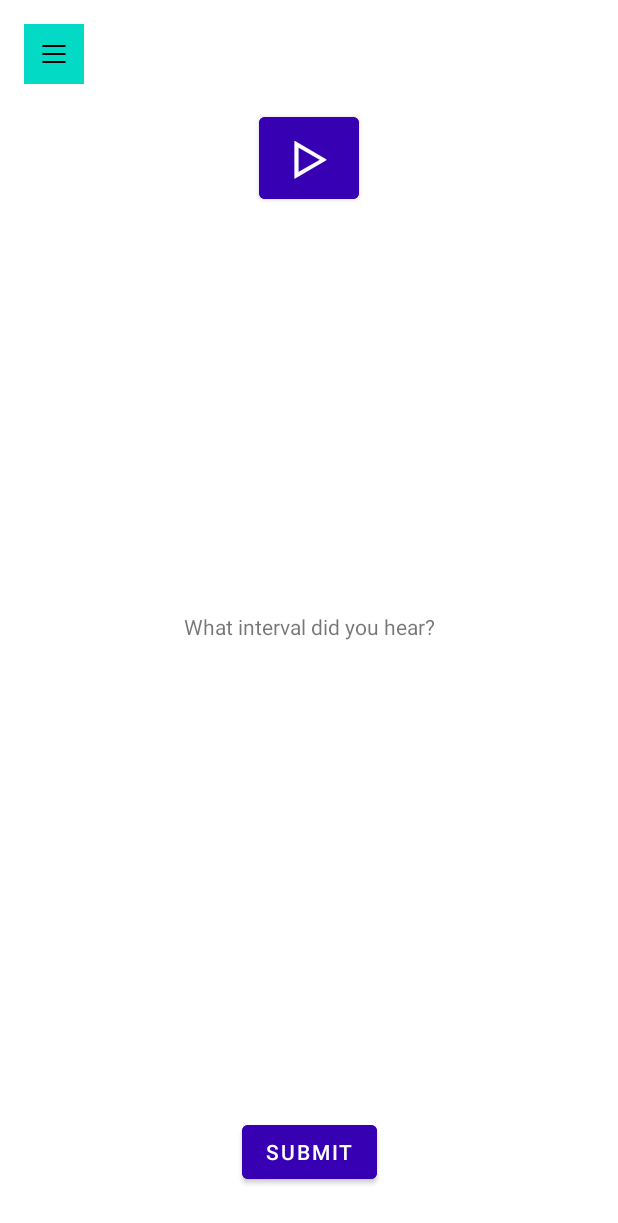
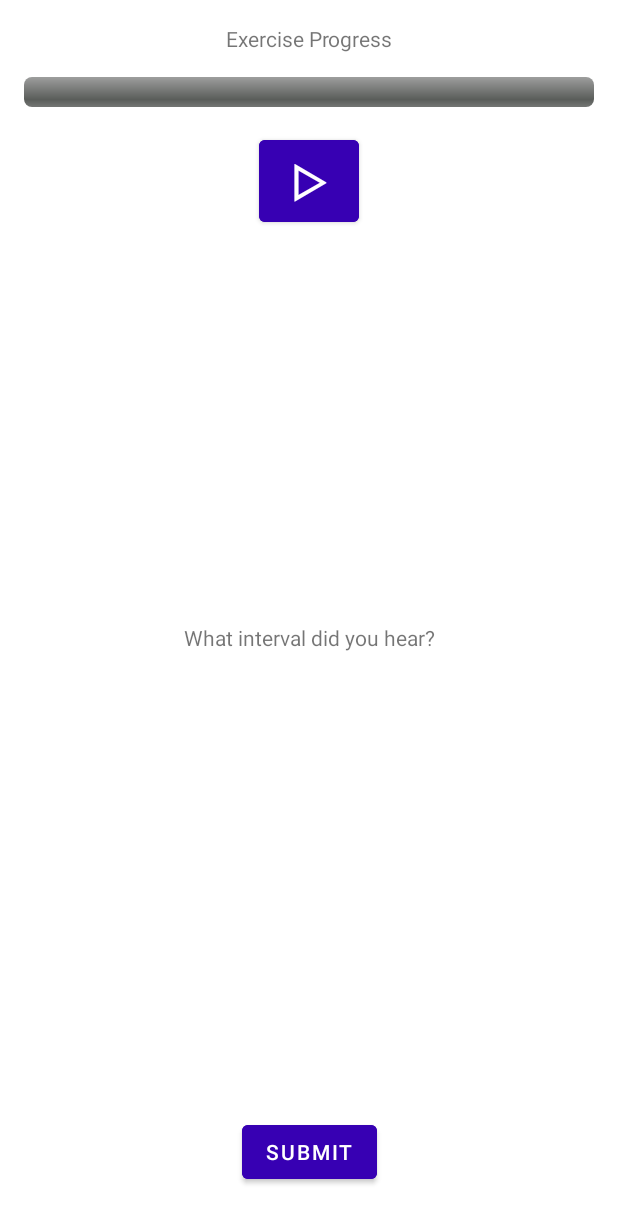
Before and after one commit to morganarielle/Earful, an Android app: the layout activity_interval_training.xml on its own in the app's theme, with its tools: preview values and no code run, on a phone screen of 412 x 824 dp. Shown: the top 1223 px of the screen. Run offline under Robolectric (Android 15) with nearby library versions, the phone set to English and light mode, and no system bars.

```diff
--- a/app/src/main/res/layout/activity_interval_training.xml
+++ b/app/src/main/res/layout/activity_interval_training.xml
@@ -4,18 +4,27 @@
     android:layout_width="match_parent"
     android:layout_height="match_parent">
 
-    <ImageButton
-        android:id="@+id/menuButton"
-        android:layout_width="40dp"
-        android:layout_height="40dp"
-        android:layout_marginStart="16dp"
-        android:layout_marginTop="16dp"
-        android:background="@color/teal_200"
-        android:contentDescription="Menu"
-        android:scaleType="centerInside"
-        app:layout_constraintStart_toStartOf="parent"
-        app:layout_constraintTop_toTopOf="parent"
-        app:srcCompat="@mipmap/menu_bw_lines_foreground" />
+    <TextView
+        android:id="@+id/exerciseProgressTV"
+        android:layout_width="wrap_content"
+        android:layout_height="wrap_content"
+        android:layout_marginVertical="16dp"
+        android:text="Exercise Progress"
+        app:layout_constraintLeft_toLeftOf="parent"
+        app:layout_constraintRight_toRightOf="parent"
+        app:layout_constraintTop_toTopOf="parent" />
+
+    <ProgressBar
+        android:id="@+id/progressBar"
+        android:layout_width="match_parent"
+        android:layout_height="wrap_content"
+        android:layout_marginHorizontal="16dp"
+        android:layout_marginVertical="16dp"
+        style="@android:style/Widget.ProgressBar.Horizontal"
+        android:progress="0"
+        app:layout_constraintLeft_toLeftOf="parent"
+        app:layout_constraintRight_toRightOf="parent"
+        app:layout_constraintTop_toBottomOf="@id/exerciseProgressTV" />
 
     <Button
         android:id="@+id/playButton"
@@ -29,7 +38,7 @@
         app:layout_constraintDimensionRatio="1:1"
         app:layout_constraintEnd_toEndOf="parent"
         app:layout_constraintStart_toStartOf="parent"
-        app:layout_constraintTop_toBottomOf="@+id/menuButton" />
+        app:layout_constraintTop_toBottomOf="@+id/progressBar" />
 
     <Button
         android:id="@+id/submitButton"
--- a/app/src/main/res/layout/activity_musician.xml
+++ b/app/src/main/res/layout/activity_musician.xml
@@ -5,6 +5,7 @@
     android:layout_width="match_parent"
     android:layout_height="match_parent"
     tools:context=".MusicianActivity">
+
     <TextView
         android:id="@+id/title"
         android:layout_width="wrap_content"
```
Also changed, not shown: app/src/main/java/edu/neu/earful/IntervalCard.java (+33 -30 lines), app/src/main/java/edu/neu/earful/IntervalTrainingActivity.java (+33 -3 lines).
